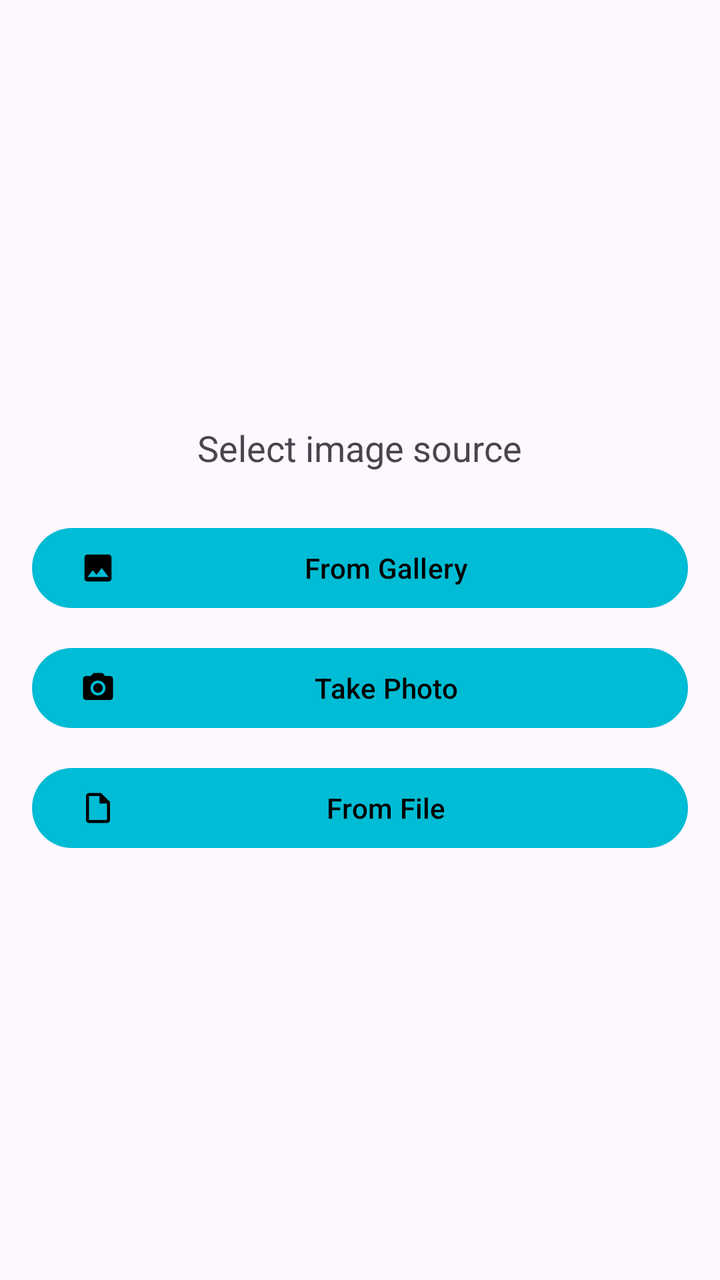
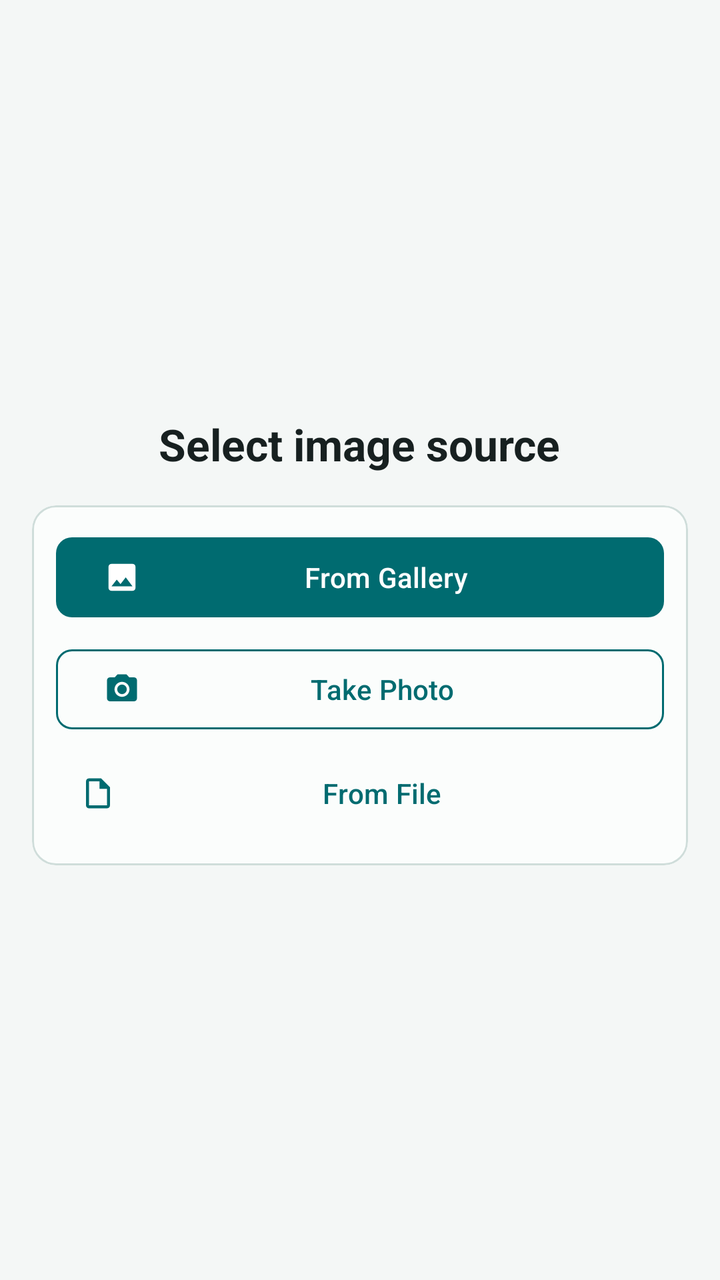

Compare the two renders of this Android layout. The source of the first and the diff that turns it into the second are given below.
<!-- AndroidManifest.xml: application theme Theme.QRCodeSimple -->
<!-- res/layout/fragment_scan_image.xml -->
<?xml version="1.0" encoding="utf-8"?>
<LinearLayout xmlns:android="http://schemas.android.com/apk/res/android"
    xmlns:app="http://schemas.android.com/apk/res-auto"
    android:layout_width="match_parent"
    android:layout_height="match_parent"
    android:orientation="vertical"
    android:padding="16dp"
    android:gravity="center">

    <TextView
        android:layout_width="wrap_content"
        android:layout_height="wrap_content"
        android:text="@string/select_image_source"
        android:textSize="18sp"
        android:layout_marginBottom="24dp" />

    <com.google.android.material.button.MaterialButton
        android:id="@+id/btnGallery"
        android:layout_width="match_parent"
        android:layout_height="wrap_content"
        android:text="@string/from_gallery"
        android:layout_marginBottom="12dp"
        app:icon="@drawable/ic_gallery" />

    <com.google.android.material.button.MaterialButton
        android:id="@+id/btnCamera"
        android:layout_width="match_parent"
        android:layout_height="wrap_content"
        android:text="@string/take_photo"
        android:layout_marginBottom="12dp"
        app:icon="@drawable/ic_camera" />

    <com.google.android.material.button.MaterialButton
        android:id="@+id/btnFile"
        android:layout_width="match_parent"
        android:layout_height="wrap_content"
        android:text="@string/from_file"
        app:icon="@drawable/ic_file" />

</LinearLayout>
<!-- resources referenced by this layout -->
<resources>
  <style name="Theme.QRCodeSimple" parent="Theme.Material3.DayNight.NoActionBar">
          <item name="colorPrimary">@color/cyan_500</item>
          <item name="colorPrimaryVariant">@color/cyan_700</item>
          <item name="colorOnPrimary">@color/black</item>
          <item name="colorSecondary">@color/teal_200</item>
          <item name="colorSecondaryVariant">@color/teal_700</item>
          <item name="colorOnSecondary">@color/black</item>
          <item name="android:statusBarColor">?attr/colorPrimaryVariant</item>
      </style>
  <color name="cyan_500">#FF00BCD4</color>
  <color name="cyan_700">#FF0097A7</color>
  <color name="black">#FF000000</color>
  <color name="teal_200">#FF03DAC5</color>
  <color name="teal_700">#FF018786</color>
  <!-- unchanged entries left out for length: 7 -->
</resources>

<!-- the commit's change to res/layout/fragment_scan_image.xml (unified diff, before → after) -->
@@ -3,38 +3,59 @@
     xmlns:app="http://schemas.android.com/apk/res-auto"
     android:layout_width="match_parent"
     android:layout_height="match_parent"
+    android:background="@color/app_background"
+    android:gravity="center"
     android:orientation="vertical"
-    android:padding="16dp"
-    android:gravity="center">
+    android:padding="16dp">
 
     <TextView
         android:layout_width="wrap_content"
         android:layout_height="wrap_content"
+        android:layout_marginBottom="16dp"
         android:text="@string/select_image_source"
-        android:textSize="18sp"
-        android:layout_marginBottom="24dp" />
+        android:textAppearance="?attr/textAppearanceTitleLarge"
+        android:textColor="@color/app_text_primary"
+        android:textStyle="bold" />
 
-    <com.google.android.material.button.MaterialButton
-        android:id="@+id/btnGallery"
+    <com.google.android.material.card.MaterialCardView
+        style="@style/Widget.QRCodeSimple.Panel"
         android:layout_width="match_parent"
-        android:layout_height="wrap_content"
-        android:text="@string/from_gallery"
-        android:layout_marginBottom="12dp"
-        app:icon="@drawable/ic_gallery" />
+        android:layout_height="wrap_content">
 
-    <com.google.android.material.button.MaterialButton
-        android:id="@+id/btnCamera"
-        android:layout_width="match_parent"
-        android:layout_height="wrap_content"
-        android:text="@string/take_photo"
-        android:layout_marginBottom="12dp"
-        app:icon="@drawable/ic_camera" />
+        <LinearLayout
+            android:layout_width="match_parent"
+            android:layout_height="wrap_content"
+            android:orientation="vertical"
+            android:padding="12dp">
 
-    <com.google.android.material.button.MaterialButton
-        android:id="@+id/btnFile"
-        android:layout_width="match_parent"
-        android:layout_height="wrap_content"
-        android:text="@string/from_file"
-        app:icon="@drawable/ic_file" />
+            <com.google.android.material.button.MaterialButton
+                android:id="@+id/btnGallery"
+                style="@style/Widget.QRCodeSimple.Button.Primary"
+                android:layout_width="match_parent"
+                android:layout_height="wrap_content"
+                android:text="@string/from_gallery"
+                app:icon="@drawable/ic_gallery" />
+
+            <com.google.android.material.button.MaterialButton
+                android:id="@+id/btnCamera"
+                style="@style/Widget.QRCodeSimple.Button.Outlined"
+                android:layout_width="match_parent"
+                android:layout_height="wrap_content"
+                android:layout_marginTop="8dp"
+                android:text="@string/take_photo"
+                app:icon="@drawable/ic_camera" />
+
+            <com.google.android.material.button.MaterialButton
+                android:id="@+id/btnFile"
+                style="@style/Widget.QRCodeSimple.Button.Text"
+                android:layout_width="match_parent"
+                android:layout_height="wrap_content"
+                android:layout_marginTop="4dp"
+                android:text="@string/from_file"
+                app:icon="@drawable/ic_file" />
+
+        </LinearLayout>
+
+    </com.google.android.material.card.MaterialCardView>
 
 </LinearLayout>
<!-- resource entries referenced after the edit -->
@@ -1,19 +1,136 @@
 <!-- resources referenced by this layout -->
 <resources>
-  <style name="Theme.QRCodeSimple" parent="Theme.Material3.DayNight.NoActionBar">
-          <item name="colorPrimary">@color/cyan_500</item>
-          <item name="colorPrimaryVariant">@color/cyan_700</item>
-          <item name="colorOnPrimary">@color/black</item>
-          <item name="colorSecondary">@color/teal_200</item>
-          <item name="colorSecondaryVariant">@color/teal_700</item>
-          <item name="colorOnSecondary">@color/black</item>
-          <item name="android:statusBarColor">?attr/colorPrimaryVariant</item>
+  <color name="app_background">#FFF4F7F6</color>
+  <color name="app_text_primary">#FF172020</color>
+  <style name="Widget.QRCodeSimple.Button.Outlined" parent="Widget.Material3.Button.OutlinedButton">
+          <item name="android:minHeight">@dimen/touch_target_min</item>
+          <item name="android:textColor">@color/app_primary</item>
+          <item name="backgroundTint">@color/app_surface</item>
+          <item name="cornerRadius">@dimen/radius_compact</item>
+          <item name="iconTint">@color/app_primary</item>
+          <item name="strokeColor">@color/app_primary</item>
+          <item name="strokeWidth">1dp</item>
       </style>
-  <color name="cyan_500">#FF00BCD4</color>
-  <color name="cyan_700">#FF0097A7</color>
-  <color name="black">#FF000000</color>
-  <color name="teal_200">#FF03DAC5</color>
-  <color name="teal_700">#FF018786</color>
+  <style name="Widget.QRCodeSimple.Button.Primary" parent="Widget.Material3.Button">
+          <item name="android:minHeight">@dimen/touch_target_min</item>
+          <item name="android:textColor">@color/app_on_primary</item>
+          <item name="backgroundTint">@color/app_primary</item>
+          <item name="cornerRadius">@dimen/radius_compact</item>
+          <item name="iconTint">@color/app_on_primary</item>
+      </style>
+  <style name="Widget.QRCodeSimple.Button.Text" parent="Widget.Material3.Button.TextButton">
+          <item name="android:minHeight">@dimen/touch_target_min</item>
+          <item name="android:textColor">@color/app_primary</item>
+          <item name="iconTint">@color/app_primary</item>
+      </style>
+  <style name="Widget.QRCodeSimple.Panel" parent="">
+          <item name="cardBackgroundColor">@color/app_surface</item>
+          <item name="cardCornerRadius">@dimen/radius_panel</item>
+          <item name="cardElevation">0dp</item>
+          <item name="strokeColor">@color/app_outline_variant</item>
+          <item name="strokeWidth">@dimen/stroke_panel</item>
+      </style>
+  <style name="Theme.QRCodeSimple" parent="Theme.QRCodeSimple.Base">
+          <item name="windowActionBar">false</item>
+          <item name="windowNoTitle">true</item>
+      </style>
+  <dimen name="touch_target_min">48dp</dimen>
+  <color name="app_primary">#FF006B70</color>
+  <color name="app_surface">#FFFBFDFC</color>
+  <dimen name="radius_compact">8dp</dimen>
+  <color name="app_on_primary">#FFFFFFFF</color>
+  <dimen name="radius_panel">12dp</dimen>
+  <color name="app_outline_variant">#FFCFDDDA</color>
+  <dimen name="stroke_panel">1dp</dimen>
+  <style name="Theme.QRCodeSimple.Base" parent="Theme.Material3.DayNight">
+          <item name="colorPrimary">@color/app_primary</item>
+          <item name="colorOnPrimary">@color/app_on_primary</item>
+          <item name="colorPrimaryContainer">@color/app_primary_container</item>
+          <item name="colorOnPrimaryContainer">@color/app_on_primary_container</item>
+          <item name="colorSecondary">@color/app_secondary</item>
+          <item name="colorOnSecondary">@color/app_on_secondary</item>
+          <item name="colorSecondaryContainer">@color/app_secondary_container</item>
+          <item name="colorOnSecondaryContainer">@color/app_on_secondary_container</item>
+          <item name="colorTertiary">@color/app_primary</item>
+          <item name="colorOnTertiary">@color/app_on_primary</item>
+          <item name="colorTertiaryContainer">@color/app_primary_container</item>
+          <item name="colorOnTertiaryContainer">@color/app_on_primary_container</item>
+          <item name="colorSurface">@color/app_surface</item>
+          <item name="colorSurfaceBright">@color/app_surface_variant</item>
+          <item name="colorSurfaceDim">@color/app_background</item>
+          <item name="colorSurfaceContainerLowest">@color/app_background</item>
+          <item name="colorSurfaceContainerLow">@color/app_surface</item>
+          <item name="colorSurfaceContainer">@color/app_surface</item>
+          <item name="colorSurfaceContainerHigh">@color/app_surface_variant</item>
+          <item name="colorSurfaceContainerHighest">@color/app_surface_variant</item>
+          <item name="colorOnSurface">@color/app_text_primary</item>
+          <item name="colorSurfaceVariant">@color/app_surface_variant</item>
+          <item name="colorOnSurfaceVariant">@color/app_text_secondary</item>
+          <item name="colorSurfaceInverse">@color/app_text_primary</item>
+          <item name="colorOnSurfaceInverse">@color/app_background</item>
+          <item name="colorPrimaryInverse">@color/app_primary_container</item>
+          <item name="colorOnBackground">@color/app_text_primary</item>
+          <item name="colorOutline">@color/app_outline</item>
+          <item name="colorOutlineVariant">@color/app_outline_variant</item>
+          <item name="colorError">@color/app_error</item>
+          <item name="colorOnError">@color/app_on_error</item>
+          <item name="colorErrorContainer">@color/app_error_container</item>
+          <item name="colorOnErrorContainer">@color/app_on_error_container</item>
+          <item name="colorControlNormal">@color/app_text_secondary</item>
+          <item name="colorControlActivated">@color/app_primary</item>
+          <item name="android:colorAccent">@color/app_primary</item>
+          <item name="android:colorBackground">@color/app_background</item>
+          <item name="android:windowBackground">@color/app_background</item>
+          <item name="android:statusBarColor">@color/app_background</item>
+          <item name="android:navigationBarColor">@color/app_background</item>
+          <item name="android:windowLightStatusBar">@bool/app_light_system_bars</item>
+          <item name="android:windowLightNavigationBar">@bool/app_light_system_bars</item>
+          <item name="materialAlertDialogTheme">@style/ThemeOverlay.QRCodeSimple.MaterialAlertDialog</item>
+          <item name="materialButtonStyle">@style/Widget.QRCodeSimple.Button.Primary</item>
+          <item name="materialCardViewStyle">@style/Widget.QRCodeSimple.Panel</item>
+          <item name="bottomNavigationStyle">@style/Widget.QRCodeSimple.BottomNavigationView</item>
+      </style>
+  <color name="app_primary_container">#FFD8EFED</color>
+  <color name="app_on_primary_container">#FF064E52</color>
+  <color name="app_secondary">#FF496563</color>
+  <color name="app_on_secondary">#FFFFFFFF</color>
+  <color name="app_secondary_container">#FFDDE8E6</color>
+  <color name="app_on_secondary_container">#FF243F3E</color>
+  <color name="app_surface_variant">#FFEAF1EF</color>
+  <color name="app_text_secondary">#FF596967</color>
+  <color name="app_outline">#FF758684</color>
+  <color name="app_error">#FFB3261E</color>
+  <color name="app_on_error">#FFFFFFFF</color>
+  <color name="app_error_container">#FFF9DEDC</color>
+  <color name="app_on_error_container">#FF410E0B</color>
+  <style name="ThemeOverlay.QRCodeSimple.MaterialAlertDialog" parent="ThemeOverlay.Material3.MaterialAlertDialog">
+          <item name="colorSurface">@color/app_surface</item>
+          <item name="colorSurfaceContainerHigh">@color/app_surface_variant</item>
+          <item name="colorOnSurface">@color/app_text_primary</item>
+          <item name="shapeAppearanceMediumComponent">@style/ShapeAppearance.QRCodeSimple.Panel</item>
+          <item name="buttonBarPositiveButtonStyle">@style/Widget.QRCodeSimple.Button.Text</item>
+          <item name="buttonBarNegativeButtonStyle">@style/Widget.QRCodeSimple.Button.Text</item>
+          <item name="buttonBarNeutralButtonStyle">@style/Widget.QRCodeSimple.Button.Text</item>
+      </style>
+  <style name="Widget.QRCodeSimple.BottomNavigationView" parent="Widget.Material3.BottomNavigationView">
+          <item name="android:background">@color/app_surface</item>
+          <item name="itemIconTint">@color/navigation_item_color</item>
+          <item name="itemTextColor">@color/navigation_item_color</item>
+          <item name="itemActiveIndicatorStyle">@style/Widget.QRCodeSimple.BottomNavigationView.ActiveIndicator</item>
+          <item name="elevation">0dp</item>
+      </style>
+  <style name="ShapeAppearance.QRCodeSimple.Panel" parent="ShapeAppearance.Material3.Corner.Medium">
+          <item name="cornerFamily">rounded</item>
+          <item name="cornerSize">@dimen/radius_panel</item>
+      </style>
+  <style name="Widget.QRCodeSimple.BottomNavigationView.ActiveIndicator" parent="Widget.Material3.BottomNavigationView.ActiveIndicator">
+          <item name="android:color">@color/app_primary_container</item>
+          <item name="shapeAppearance">@style/ShapeAppearance.QRCodeSimple.Compact</item>
+      </style>
+  <style name="ShapeAppearance.QRCodeSimple.Compact" parent="ShapeAppearance.Material3.Corner.Small">
+          <item name="cornerFamily">rounded</item>
+          <item name="cornerSize">@dimen/radius_compact</item>
+      </style>
   <!-- unchanged entries left out for length: 7 -->
 </resources>
 
